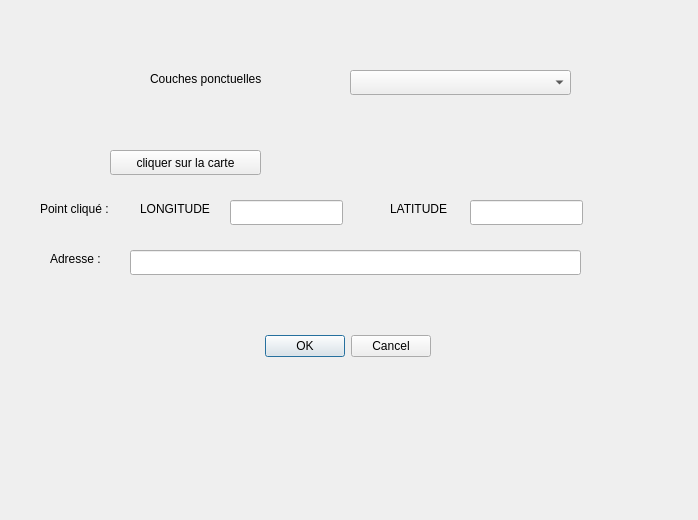
Above: pyqgis_plugin_dialog_base.ui from RomainTH2002/Plugin_TP_QGIS before the change. Below: the same form after it.
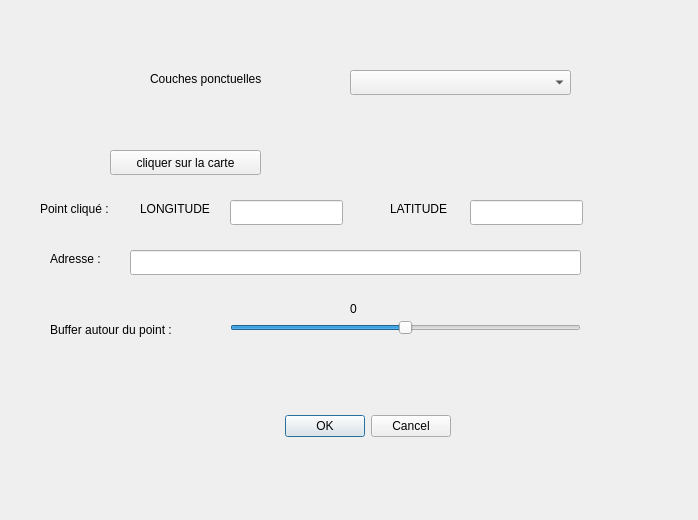
That is the form after the change.

What changed in the file:
```diff
--- a/pyqgis_plugin_dialog_base.ui
+++ b/pyqgis_plugin_dialog_base.ui
@@ -16,8 +16,8 @@
   <widget class="QDialogButtonBox" name="button_box">
    <property name="geometry">
     <rect>
-     <x>90</x>
-     <y>330</y>
+     <x>110</x>
+     <y>410</y>
      <width>341</width>
      <height>32</height>
     </rect>
@@ -147,6 +147,64 @@
     </rect>
    </property>
   </widget>
+  <widget class="QLabel" name="label_6">
+   <property name="geometry">
+    <rect>
+     <x>50</x>
+     <y>320</y>
+     <width>161</width>
+     <height>20</height>
+    </rect>
+   </property>
+   <property name="text">
+    <string>Buffer autour du point :</string>
+   </property>
+  </widget>
+  <widget class="QSlider" name="buffer">
+   <property name="geometry">
+    <rect>
+     <x>230</x>
+     <y>320</y>
+     <width>351</width>
+     <height>16</height>
+    </rect>
+   </property>
+   <property name="maximum">
+    <number>2000</number>
+   </property>
+   <property name="value">
+    <number>1000</number>
+   </property>
+   <property name="orientation">
+    <enum>Qt::Horizontal</enum>
+   </property>
+  </widget>
+  <widget class="QLabel" name="buffer_label">
+   <property name="geometry">
+    <rect>
+     <x>350</x>
+     <y>300</y>
+     <width>101</width>
+     <height>17</height>
+    </rect>
+   </property>
+   <property name="text">
+    <string>0</string>
+   </property>
+  </widget>
+  <widget class="QLabel" name="nb_objets">
+   <property name="geometry">
+    <rect>
+     <x>200</x>
+     <y>360</y>
+     <width>281</width>
+     <height>17</height>
+    </rect>
+   </property>
+   <property name="text">
+    <string/>
+   </property>
+  </widget>
  </widget>
  <resources/>
  <connections>
```
